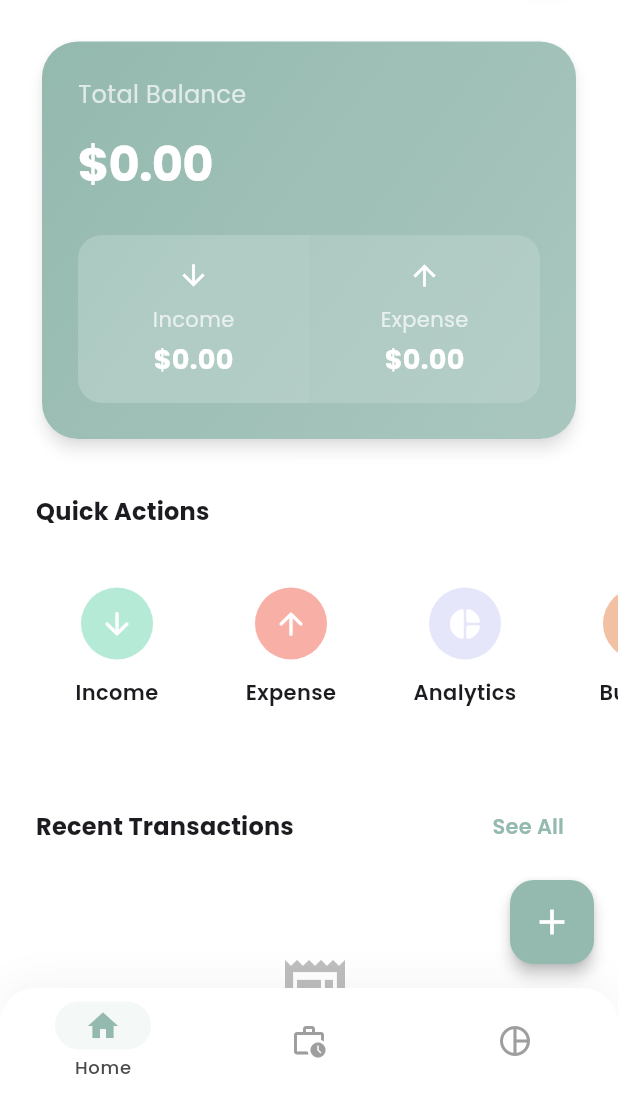
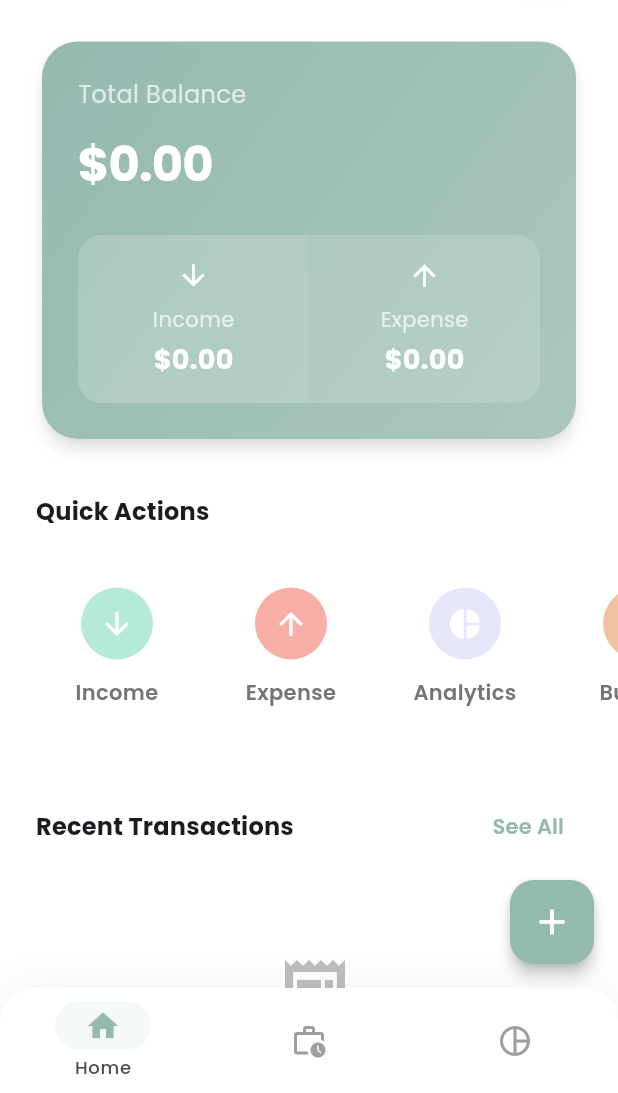
Before and after one commit to dangdungvn/finances_flutter_project, a Flutter app: the screen it shows after launch, on a phone screen of 412 x 824 dp, the part 143-1236 px from its top. Run offline on Flutter 3.47's test engine with Material 3 defaults, Android fonts, the phone set to English and light mode, and no system bars; our stand-ins replace fl_chart, google_fonts, sqflite; accounts and stored records are empty.

Commit message:
fix label UI Home Screen

```diff
--- a/lib/screens/home_screen.dart
+++ b/lib/screens/home_screen.dart
@@ -682,6 +682,7 @@ class _HomeScreenContent extends StatelessWidget {
                   style: const TextStyle(
                     fontSize: 14,
                     fontWeight: FontWeight.w600,
+                    color: Color.fromARGB(255, 116, 116, 116),
                   ),
                   textAlign: TextAlign.center,
                 ),
```
